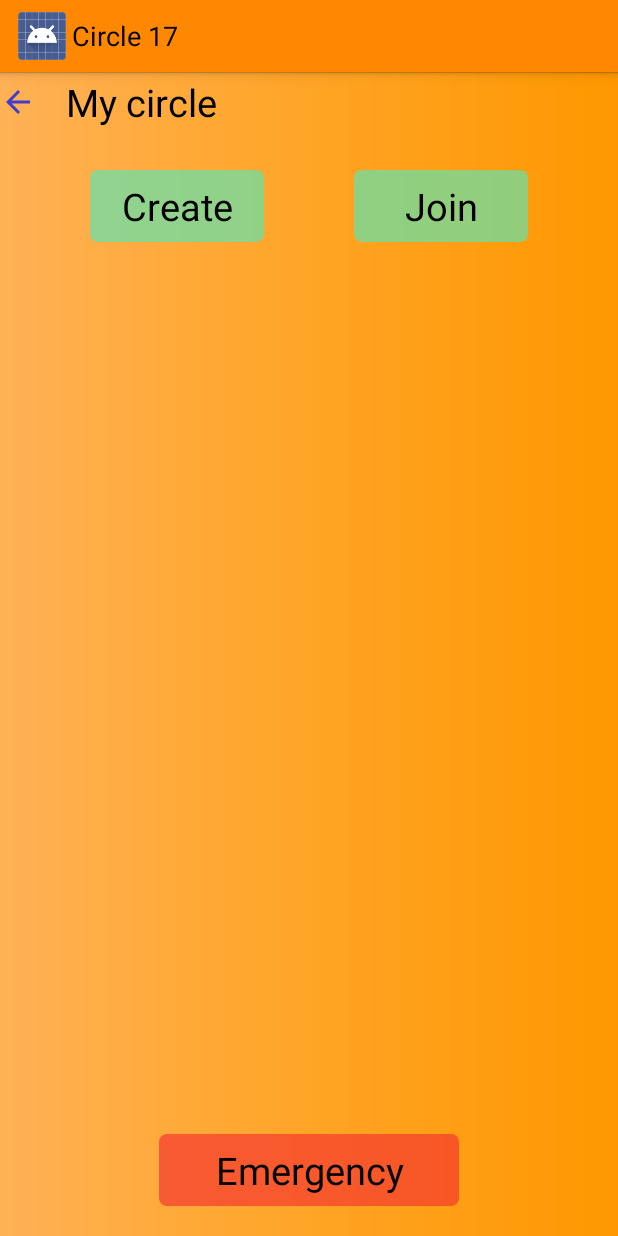
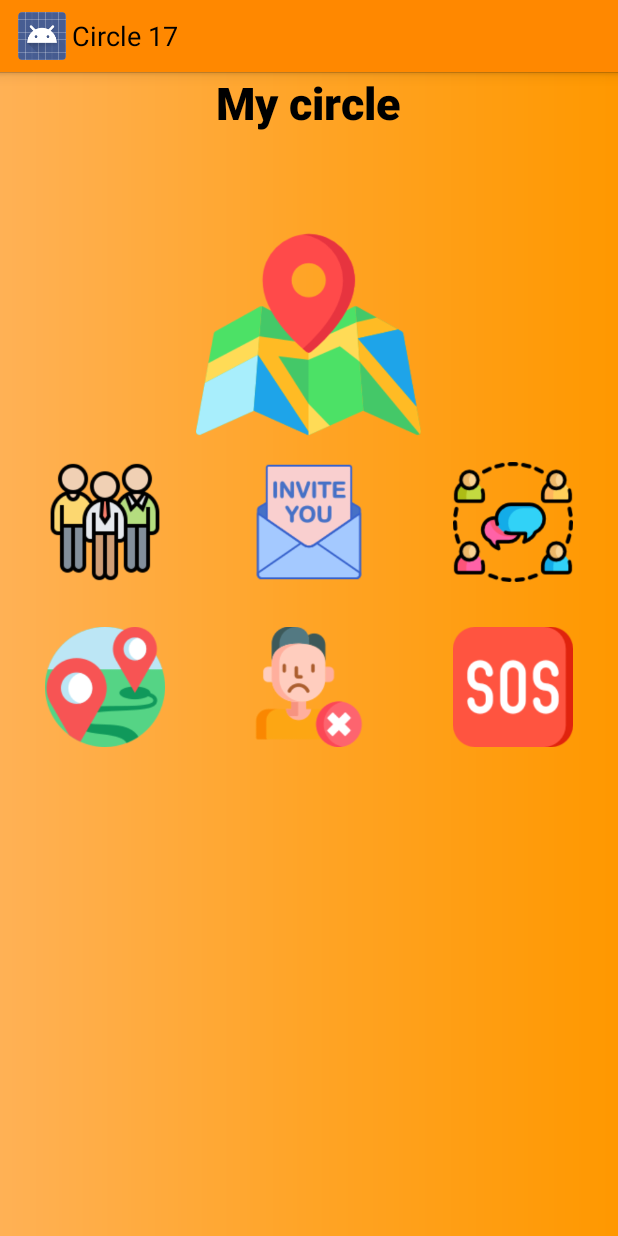
Before and after one commit to hoanganhgo/android, an Android app: the layout mycircle.xml on its own in the app's theme, with its tools: preview values and no code run, on a phone screen of 412 x 824 dp. Run offline under Robolectric (Android 15) with nearby library versions, the phone set to English and light mode, and no system bars.

Commit message:
Update XML

```diff
--- a/Project/app/src/main/java/com/android/project/Home_Activity.java
+++ b/Project/app/src/main/java/com/android/project/Home_Activity.java
@@ -2,13 +2,19 @@ package com.android.project;
 
 import android.app.Activity;
 import android.os.Bundle;
+import android.widget.ListView;
 
 import androidx.annotation.Nullable;
 
 public class Home_Activity extends Activity {
+    ListView listView;
     @Override
     protected void onCreate(@Nullable Bundle savedInstanceState) {
         super.onCreate(savedInstanceState);
         setContentView(R.layout.circle_home);
+
+        listView = (ListView) findViewById(R.id.listCircle);
+
+
     }
 }
--- a/Project/app/src/main/res/layout/circle_home.xml
+++ b/Project/app/src/main/res/layout/circle_home.xml
@@ -16,7 +16,7 @@
         android:background="@drawable/gradient"
         />-->
 
-    <Spinner
+    <!--<Spinner
         android:id="@+id/list_circleDropdown"
         android:layout_width="150dp"
         android:layout_height="wrap_content"
@@ -24,31 +24,48 @@
         android:layout_centerHorizontal="true"
         android:layout_marginTop="5dp"
         android:background="@android:drawable/btn_dropdown"
-        android:spinnerMode="dropdown" />
+        android:spinnerMode="dropdown" />-->
+    <ListView
+        android:id="@+id/listCircle"
+        android:layout_width="match_parent"
+        android:layout_height="wrap_content"
+        android:layout_marginTop="60dp">
+
+    </ListView>
 
 
     <ImageButton
-        android:id="@+id/ib_chat"
-        android:layout_width="40dp"
-        android:layout_height="40dp"
-        android:layout_alignParentTop="true"
-        android:layout_alignParentStart="true"
+        android:id="@+id/addCircle"
+        android:layout_width="60dp"
+        android:layout_height="60dp"
         android:layout_marginTop="10dp"
+        android:layout_marginRight="30dp"
+        android:background="@null"
+        android:scaleType="fitXY"
+        android:layout_toLeftOf="@+id/personal"
+        android:src="@drawable/add" />
+
+    <ImageButton
+        android:id="@+id/personal"
+        android:layout_width="60dp"
+        android:layout_height="60dp"
+        android:scaleType="fitXY"
         android:background="@drawable/bt_background"
-        android:layout_marginStart="10dp"
-        android:src="@drawable/menu" />
+        android:layout_marginTop="10dp"
+        android:layout_centerHorizontal="true"
+        android:src="@drawable/personal" />
 
     <ImageButton
         android:id="@+id/ib_menu"
-        android:layout_width="40dp"
-        android:layout_height="40dp"
-        android:layout_alignParentTop="true"
-        android:layout_alignParentEnd="true"
+        android:layout_width="60dp"
+        android:layout_height="60dp"
+        android:layout_toRightOf="@+id/personal"
         android:layout_marginTop="10dp"
-        android:layout_marginEnd="10dp"
-        android:background="@drawable/bt_background"
+        android:layout_marginLeft="30dp"
+        android:background="@null"
+        android:scaleType="fitXY"
         android:src="@android:drawable/stat_notify_chat" />
- <LinearLayout
+ <!--<LinearLayout
         android:id="@+id/under_toolbar"
         android:layout_width="match_parent"
         android:layout_height="40dp"
@@ -105,6 +122,6 @@
             android:text="Leave"
             android:textColor="#49D517"
             android:textSize="20sp" />
-    </LinearLayout>
+    </LinearLayout>-->
 
 </RelativeLayout>
--- a/Project/app/src/main/res/layout/mycircle.xml
+++ b/Project/app/src/main/res/layout/mycircle.xml
@@ -2,80 +2,99 @@
 <RelativeLayout xmlns:android="http://schemas.android.com/apk/res/android"
     android:layout_width="match_parent"
     android:layout_height="match_parent"
-    android:background="@drawable/gradient"
-    >
+    android:background="@drawable/gradient">
 
-    <FrameLayout
-        android:id="@+id/fl_mycircletoolbar"
-        android:layout_width="match_parent"
-        android:layout_height="40dp">
+    <TextView
+        android:id="@+id/tv_mycircle"
+        android:layout_width="wrap_content"
+        android:layout_height="wrap_content"
+        android:drawablePadding="25dp"
+        android:text="@string/my_circle"
+        android:textFontWeight="@integer/google_play_services_version"
+        android:textColor="#000000"
+        android:layout_centerHorizontal="true"
+        android:textSize="30dp" />
 
-        <TextView
-            android:id="@+id/tv_mycircle"
-            android:layout_width="match_parent"
-            android:layout_height="match_parent"
-            android:drawableStart="@drawable/ic_action_back"
-            android:drawablePadding="20dp"
-            android:gravity="center_vertical"
-            android:text="@string/my_circle"
-            android:textColor="#000000"
-            android:textSize="25sp" />
+    <ImageButton
+        android:id="@+id/maps"
+        android:layout_width="150dp"
+        android:layout_height="150dp"
+        android:layout_marginTop="100dp"
+        android:background="@null"
+        android:scaleType="fitXY"
+        android:layout_centerHorizontal="true"
+        android:src="@drawable/map" />
 
-    </FrameLayout>
+    <ImageButton
+        android:id="@+id/members"
+        android:layout_width="80dp"
+        android:layout_height="80dp"
+        android:layout_marginTop="10dp"
+        android:layout_marginLeft="30dp"
+        android:background="@null"
+        android:scaleType="fitXY"
+        android:layout_below="@+id/maps"
+        android:layout_alignParentLeft="true"
+        android:src="@drawable/member" />
 
-    <ListView
-        android:id="@+id/list_myCircle"
-        android:layout_width="match_parent"
-        android:layout_height="wrap_content"
-        android:layout_below="@+id/fl_mycircletoolbar"
-        android:layout_alignParentStart="true"
-        android:layout_marginStart="0dp"
+    <ImageButton
+        android:id="@+id/invite"
+        android:layout_width="80dp"
+        android:layout_height="80dp"
         android:layout_marginTop="10dp"
-        android:background="#DDC5C5" />
+        android:layout_marginLeft="30dp"
+        android:background="@null"
+        android:scaleType="fitXY"
+        android:layout_below="@+id/maps"
+        android:layout_centerHorizontal="true"
+        android:src="@drawable/invitation" />
 
-    <LinearLayout
-        android:id="@+id/join_create"
-        android:layout_width="match_parent"
-        android:layout_height="wrap_content"
-        android:layout_alignParentStart="true"
-        android:layout_marginTop="15dp"
-        android:layout_below="@+id/list_myCircle"
-        android:orientation="horizontal"
+    <ImageButton
+        android:id="@+id/chatcircle"
+        android:layout_width="80dp"
+        android:layout_height="80dp"
+        android:layout_marginTop="10dp"
+        android:layout_marginRight="30dp"
+        android:background="@null"
+        android:scaleType="fitXY"
+        android:layout_below="@+id/maps"
+        android:layout_alignParentRight="true"
+        android:src="@drawable/group" />
 
-        android:weightSum="10">
+    <ImageButton
+        android:id="@+id/staticlocation"
+        android:layout_width="80dp"
+        android:layout_height="80dp"
+        android:layout_marginTop="30dp"
+        android:layout_marginLeft="30dp"
+        android:background="@null"
+        android:scaleType="fitXY"
+        android:layout_below="@+id/invite"
+        android:layout_alignParentLeft="true"
+        android:src="@drawable/place" />
 
-        <Button
-            android:id="@+id/btnCreate"
-            android:layout_width="match_parent"
-            android:layout_height="wrap_content"
-            android:layout_marginStart="60dp"
-            android:layout_marginEnd="30dp"
-            android:layout_weight="5"
-            android:background="@drawable/bt_background1"
-            android:text="@string/create"
-            android:textSize="25sp" />
+    <ImageButton
+        android:id="@+id/leavecircle"
+        android:layout_width="80dp"
+        android:layout_height="80dp"
+        android:layout_marginTop="30dp"
+        android:layout_marginLeft="30dp"
+        android:background="@null"
+        android:scaleType="fitXY"
+        android:layout_below="@+id/invite"
+        android:layout_centerHorizontal="true"
+        android:src="@drawable/leavecircle" />
 
-        <Button
-            android:id="@+id/btnJoin"
-            android:layout_width="match_parent"
-            android:layout_height="wrap_content"
-            android:layout_marginStart="30dp"
-            android:layout_marginEnd="60dp"
-            android:layout_weight="5"
-            android:background="@drawable/bt_background1"
-            android:text="@string/join"
-            android:textSize="25sp" />
-    </LinearLayout>
+    <ImageButton
+        android:id="@+id/sos"
+        android:layout_width="80dp"
+        android:layout_height="80dp"
+        android:layout_marginTop="30dp"
+        android:layout_marginRight="30dp"
+        android:background="@null"
+        android:scaleType="fitXY"
+        android:layout_below="@+id/invite"
+        android:layout_alignParentRight="true"
+        android:src="@drawable/sos" />
 
-    <Button
-        android:id="@+id/btnSOS"
-        android:layout_width="200dp"
-        android:layout_height="wrap_content"
-        android:layout_alignParentBottom="true"
-        android:layout_centerHorizontal="true"
-        android:layout_marginTop="20dp"
-        android:layout_marginBottom="20dp"
-        android:background="@drawable/bt_background"
-        android:text="@string/sos"
-        android:textSize="25sp" />
 </RelativeLayout>
```
Also changed, not shown: Project/app/src/main/res/drawable/add.png (added), Project/app/src/main/res/drawable/group.png (added), Project/app/src/main/res/drawable/invitation.png (added), Project/app/src/main/res/drawable/leavecircle.png (added), Project/app/src/main/res/drawable/map.png (added), Project/app/src/main/res/drawable/member.png (added), Project/app/src/main/res/drawable/personal.png (added), Project/app/src/main/res/drawable/place.png (added), Project/app/src/main/res/drawable/sos.png (added).
